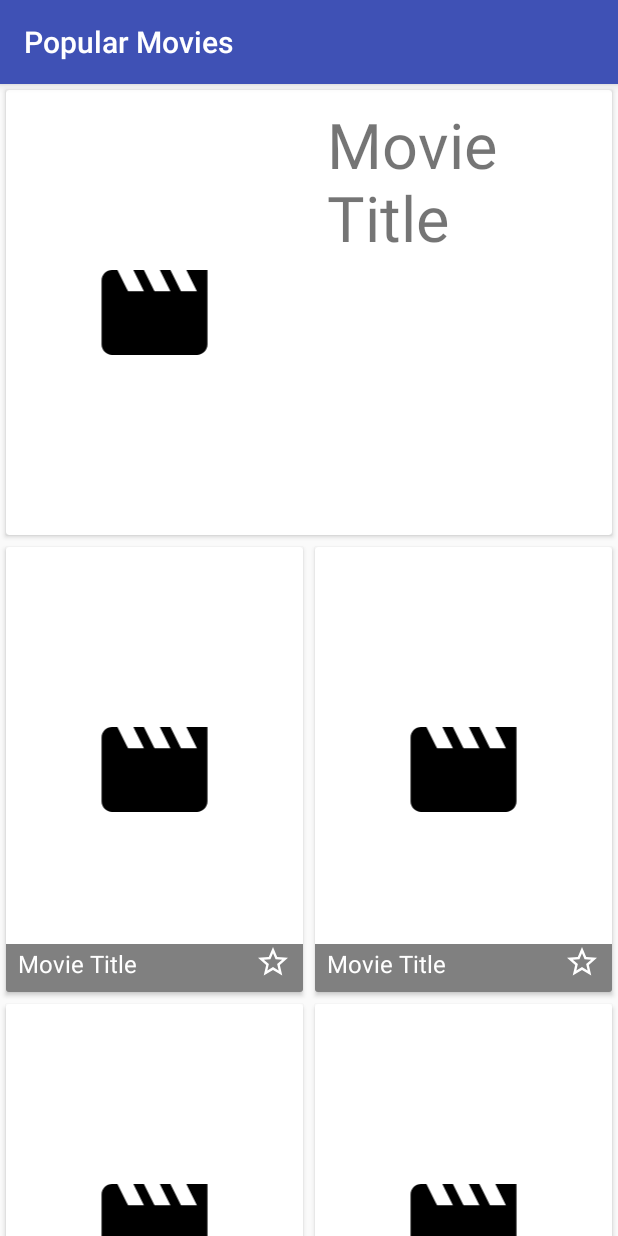
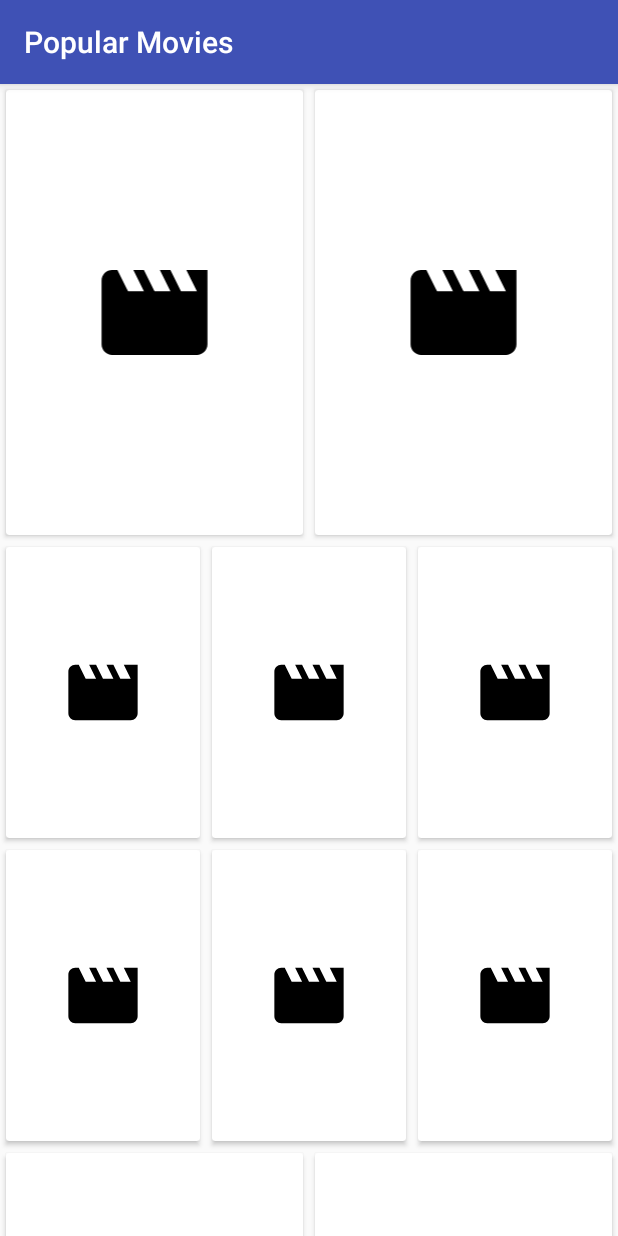
Before and after one commit to David-Jackson/Android-Nanodegree, an Android app: the screen it shows after launch (MainActivity), on a phone screen of 412 x 824 dp. Run offline under Robolectric (Android 15) with nearby library versions, the phone set to English and light mode, and no system bars; libraries missing offline, so code that uses them is left out: android.support.v7; network calls fail; 1 statement that could not run was skipped.

Commit message:
Changed grid layout and consolidated items

```diff
--- a/02-popular-movies/app/src/main/java/fyi/jackson/drew/popularmovies/MainActivity.java
+++ b/02-popular-movies/app/src/main/java/fyi/jackson/drew/popularmovies/MainActivity.java
@@ -38,8 +38,8 @@ public class MainActivity extends AppCompatActivity {
         setContentView(R.layout.activity_main);
 
         recyclerView = findViewById(R.id.rv_movies);
-        final MovieListAdapter adapter = new MovieListAdapter(DummyData.getMovies(), 2);
-        GridLayoutManager gridLayoutManager = new GridLayoutManager(this, 2);
+        final MovieListAdapter adapter = new MovieListAdapter(DummyData.getMovies(), 6);
+        GridLayoutManager gridLayoutManager = new GridLayoutManager(this, 6);
         gridLayoutManager.setSpanSizeLookup(adapter.getSpanSizeLookup());
 
         recyclerView.setAdapter(adapter);
--- a/02-popular-movies/app/src/main/java/fyi/jackson/drew/popularmovies/recycler/MovieListAdapter.java
+++ b/02-popular-movies/app/src/main/java/fyi/jackson/drew/popularmovies/recycler/MovieListAdapter.java
@@ -25,47 +25,21 @@ public class MovieListAdapter extends RecyclerView.Adapter<MovieViewHolder> {
     private List<Movie> movieList;
     private GridLayoutManager.SpanSizeLookup spanSizeLookup;
 
-    private static final int TYPE_NORMAL = 1, TYPE_WIDE_RIGHT = 2, TYPE_WIDE_LEFT = 3;
-
     public MovieListAdapter(List<Movie> movieList, final int spanCount) {
         this.movieList = movieList;
         spanSizeLookup = new GridLayoutManager.SpanSizeLookup() {
             @Override
             public int getSpanSize(int position) {
-                return getItemViewType(position) == TYPE_NORMAL ? 1 : spanCount;
+                return (position % 8 < 2 ? 3 : 2);
             }
         };
-    }
-
-    @Override
-    public int getItemViewType(int position) {
-        boolean left = position % 10 == 0;
-        boolean right = position % 5 == 0;
-        if (left) {
-            return TYPE_WIDE_LEFT;
-        } else if (right) {
-            return TYPE_WIDE_RIGHT;
-        } else {
-            return TYPE_NORMAL;
-        }
     }
 
     @NonNull
     @Override
     public MovieViewHolder onCreateViewHolder(@NonNull ViewGroup parent, int viewType) {
         LayoutInflater inflater = LayoutInflater.from(parent.getContext());
-        int viewId;
-        switch (viewType) {
-            case TYPE_WIDE_LEFT:
-                viewId = R.layout.view_holder_movie_wide_left;
-                break;
-            case TYPE_WIDE_RIGHT:
-                viewId = R.layout.view_holder_movie_wide_right;
-                break;
-            default:
-                viewId = R.layout.view_holder_movie_normal;
-        }
-        View v = inflater.inflate(viewId, parent, false);
+        View v = inflater.inflate(R.layout.view_holder_movie_normal, parent, false);
         return new MovieViewHolder(v);
     }
 
--- a/02-popular-movies/app/src/main/java/fyi/jackson/drew/popularmovies/recycler/holder/MovieViewHolder.java
+++ b/02-popular-movies/app/src/main/java/fyi/jackson/drew/popularmovies/recycler/holder/MovieViewHolder.java
@@ -10,13 +10,12 @@ import fyi.jackson.drew.popularmovies.R;
 public class MovieViewHolder extends RecyclerView.ViewHolder {
 
     public View itemView;
-    public ImageView poster;
-    public TextView title;
+    public ImageView poster, favorite;
 
     public MovieViewHolder(View v) {
         super(v);
         itemView = v;
         poster = v.findViewById(R.id.iv_poster);
-        title = v.findViewById(R.id.tv_title);
+        favorite = v.findViewById(R.id.iv_favorite);
     }
 }
--- a/02-popular-movies/app/src/main/res/layout/view_holder_movie_normal.xml
+++ b/02-popular-movies/app/src/main/res/layout/view_holder_movie_normal.xml
@@ -18,31 +18,6 @@
             android:adjustViewBounds="true"
             app:srcCompat="@drawable/ic_poster_placeholder"/>
 
-        <View
-            android:id="@+id/view_title_background"
-            android:layout_width="0dp"
-            android:layout_height="0dp"
-            android:background="@android:color/black"
-            android:alpha="0.5"
-            app:layout_constraintTop_toTopOf="@id/iv_favorite"
-            app:layout_constraintBottom_toBottomOf="parent"
-            app:layout_constraintLeft_toLeftOf="parent"
-            app:layout_constraintRight_toRightOf="parent"
-            />
-
-        <TextView
-            android:id="@+id/tv_title"
-            android:layout_width="wrap_content"
-            android:layout_height="wrap_content"
-            android:layout_marginBottom="8dp"
-            android:layout_marginLeft="8dp"
-            android:layout_marginStart="8dp"
-            android:text="Movie Title"
-            android:textSize="16sp"
-            android:textColor="@android:color/white"
-            app:layout_constraintBottom_toBottomOf="parent"
-            app:layout_constraintStart_toStartOf="parent" />
-
         <ImageView
             android:id="@+id/iv_favorite"
             android:layout_width="wrap_content"
@@ -50,8 +25,8 @@
             android:layout_marginBottom="8dp"
             android:layout_marginEnd="8dp"
             android:layout_marginRight="8dp"
-            app:layout_constraintBottom_toBottomOf="parent"
-            app:layout_constraintEnd_toEndOf="parent"
+            app:layout_constraintBottom_toBottomOf="@id/iv_poster"
+            app:layout_constraintEnd_toEndOf="@id/iv_poster"
             app:srcCompat="@drawable/ic_star_border_black_24dp"
             android:tint="@android:color/white"/>
 
```
